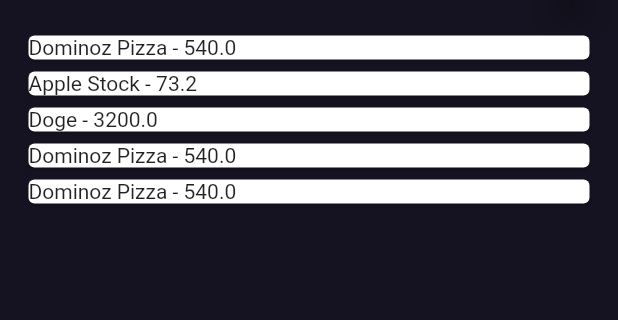
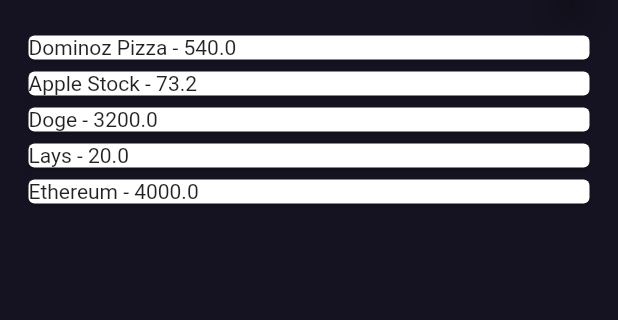
Before and after one commit to Suyog-23/flutter_financy, a Flutter app: the screen it shows after launch, on a phone screen of 412 x 824 dp, the part 71-391 px from its top. Run offline on Flutter 3.47's test engine with Material 2 defaults, Android fonts, the phone set to English and light mode, and no system bars.

Commit message:
Data for mapping changed

```diff
--- a/lib/screens/home.dart
+++ b/lib/screens/home.dart
@@ -17,8 +17,8 @@ class HomeState extends State<Home>{
     Expense(id: 0, expense_title: 'Dominoz Pizza', type: 'spent', amount: 540, your_emotion: 'neutral', date: DateTime.now()),
     Expense(id: 1, expense_title: 'Apple Stock', type: 'added', amount: 73.2, your_emotion: 'happy', date: DateTime.now()),
     Expense(id: 2, expense_title: 'Doge', type: 'crypto--', amount: 3200, your_emotion: 'sad', date: DateTime.now()),
-    Expense(id: 3, expense_title: 'Dominoz Pizza', type: 'spent', amount: 540, your_emotion: 'happy', date: DateTime.now()),
-    Expense(id: 4, expense_title: 'Dominoz Pizza', type: 'spent', amount: 540, your_emotion: 'happy', date: DateTime.now()),
+    Expense(id: 3, expense_title: 'Lays', type: 'spent', amount: 20, your_emotion: 'sad', date: DateTime.now()),
+    Expense(id: 4, expense_title: 'Ethereum', type: 'crypto++', amount: 4000, your_emotion: 'happy', date: DateTime.now()),
   ];
 
   @override
```
